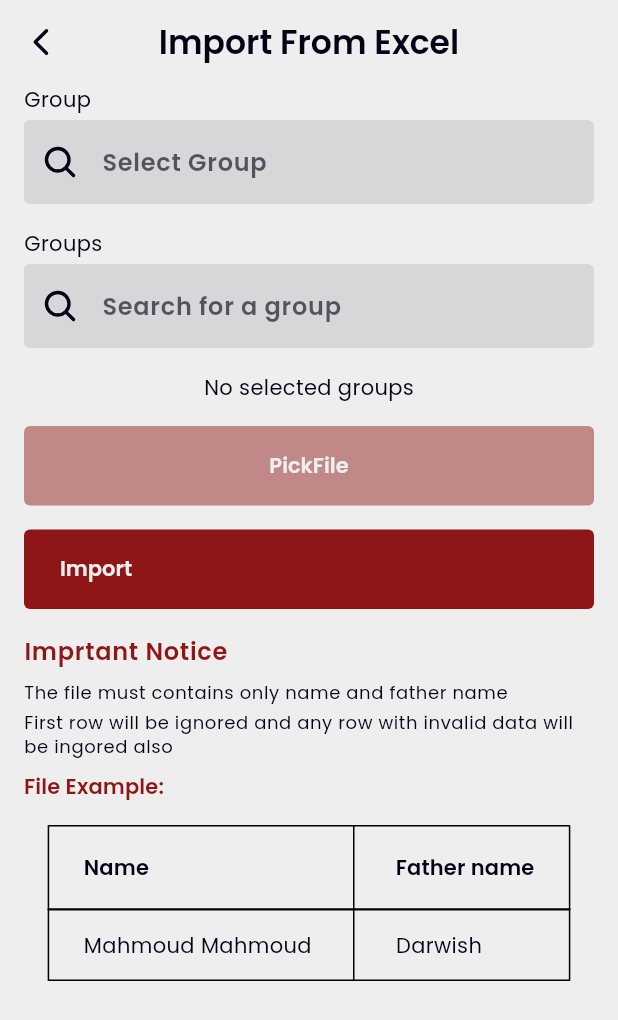
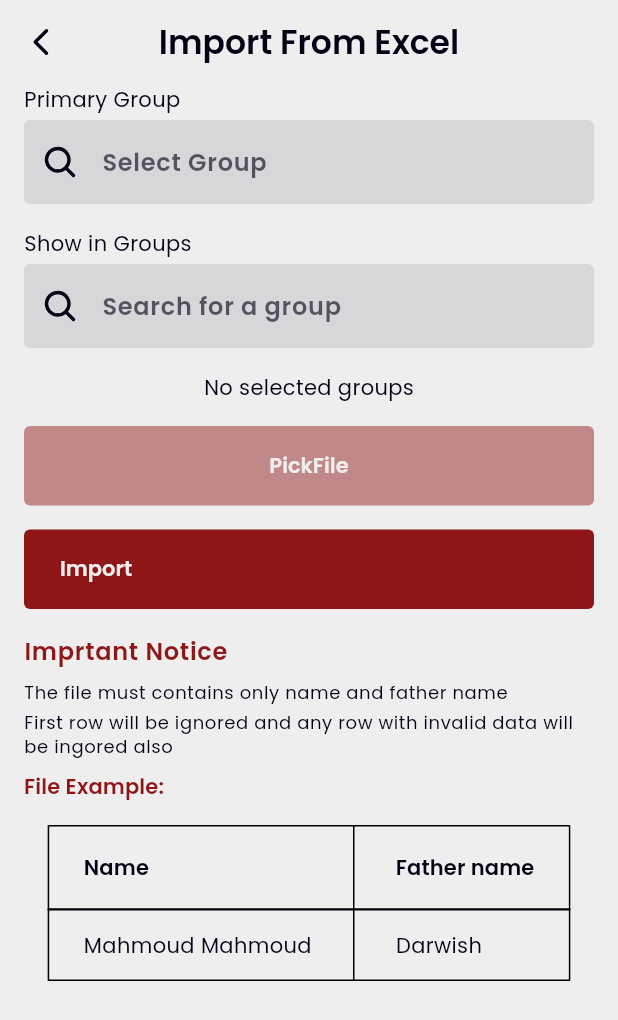
Before and after one commit to mahmoudmahm00d/attendance_tracker, a Flutter app: the ImportFromExcelView screen opened by its route, on a phone screen of 412 x 824 dp. Shown: the top 1020 px of the screen. Run offline on Flutter 3.47's test engine with Material 3 defaults, Android fonts, the phone set to English and light mode, and no system bars; our stand-ins replace file_picker, flutter_svg, get, pdf, permission_handler, phosphor_flutter and 3 more; missing offline and left inert: excel, qr_code_scanner_plus, ulid; accounts and stored records are empty.

Commit message:
typo: Rename groups to "Show in Groups"
Updated in:
- import from excel view
- manage groups view

```diff
--- a/lib/app/modules/students/views/import_from_excel_view.dart
+++ b/lib/app/modules/students/views/import_from_excel_view.dart
@@ -34,7 +34,7 @@ class ImportFromExcelView extends GetView<ImportFromExcelController> {
                         return Column(
                           crossAxisAlignment: CrossAxisAlignment.start,
                           children: [
-                            const Text("Group"),
+                            const Text("Primary Group"),
                             const SizedBox(height: 4),
                             TextFormField(
                               controller: searchController,
@@ -100,9 +100,12 @@ class ImportFromExcelView extends GetView<ImportFromExcelController> {
                         return Column(
                           crossAxisAlignment: CrossAxisAlignment.start,
                           children: [
-                            const Text("Groups"),
+                            const Text("Show in Groups"),
                             const SizedBox(height: 4),
                             TextFormField(
+                              onSaved: (_) {
+                                searchController.closeView("");
+                              },
                               controller: searchController,
                               validator: (value) {
                                 return null;
--- a/lib/app/modules/students/views/manage_groups_view.dart
+++ b/lib/app/modules/students/views/manage_groups_view.dart
@@ -33,7 +33,7 @@ class ManageGroupsView extends GetView<StudentsController> {
                       return Column(
                         crossAxisAlignment: CrossAxisAlignment.start,
                         children: [
-                          const Text("Group"),
+                          const Text("Primary Group"),
                           const SizedBox(height: 4),
                           TextFormField(
                             controller: searchController,
@@ -99,9 +99,12 @@ class ManageGroupsView extends GetView<StudentsController> {
                       return Column(
                         crossAxisAlignment: CrossAxisAlignment.start,
                         children: [
-                          const Text("Groups"),
+                          const Text("Show in Groups"),
                           const SizedBox(height: 4),
                           TextFormField(
+                            onSaved: (_) {
+                                searchController.closeView("");
+                              },
                             controller: searchController,
                             validator: (value) {
                               return null;
```
